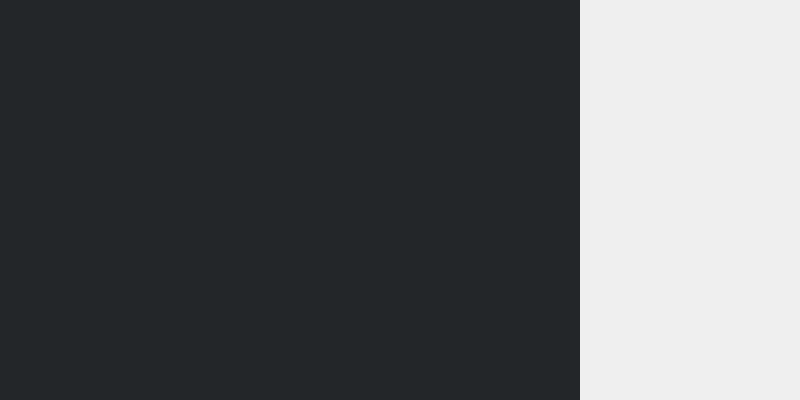
Before: the Qt Designer form src/Dialog.ui in SteinVandenbroeke/PSE, drawn with Qt 5.
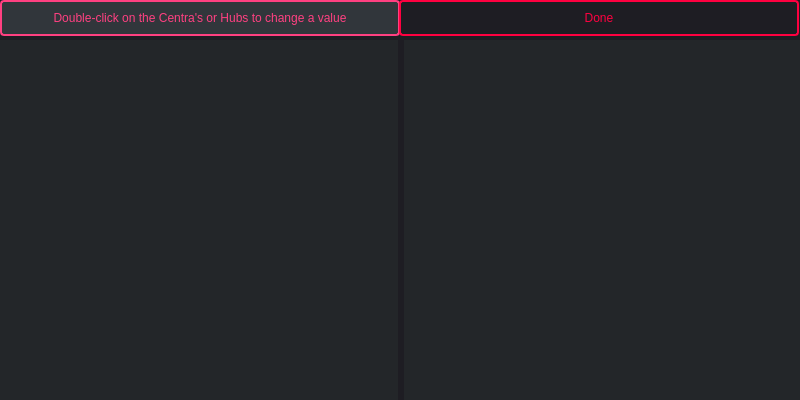
After: the same form once the commit is applied.

```diff
--- a/src/Dialog.ui
+++ b/src/Dialog.ui
@@ -13,13 +13,16 @@
   <property name="windowTitle">
    <string>Dialog</string>
   </property>
+  <property name="styleSheet">
+   <string notr="true">	background-color:#1e1d23;</string>
+  </property>
   <widget class="QWidget" name="horizontalLayoutWidget">
    <property name="geometry">
     <rect>
-     <x>-1</x>
-     <y>-1</y>
-     <width>581</width>
-     <height>401</height>
+     <x>0</x>
+     <y>40</y>
+     <width>801</width>
+     <height>361</height>
     </rect>
    </property>
    <layout class="QHBoxLayout" name="horizontalLayout">
@@ -41,8 +44,81 @@
       </property>
      </widget>
     </item>
+    <item>
+     <widget class="QListView" name="listView_2">
+      <property name="styleSheet">
+       <string notr="true">QListView {
+  color: #ffffff;
+  background-color: #232629;
+  border: 1px solid unset;
+  border-radius: unset;
+  padding: unset;
+  padding-left: unset;
+  height: unset;
+  border-width: unset;
+  border-top-left-radius: unset;
+  border-top-right-radius: unset;
+}</string>
+      </property>
+     </widget>
+    </item>
    </layout>
   </widget>
+  <widget class="QLabel" name="label">
+   <property name="geometry">
+    <rect>
+     <x>0</x>
+     <y>0</y>
+     <width>400</width>
+     <height>36</height>
+    </rect>
+   </property>
+   <property name="styleSheet">
+    <string notr="true">QLabel {
+  color: #ff4081;
+  background-color: #31363b;
+  border: 2px solid #ff4081;
+  border-radius: 4px;
+  padding: 8px 16px ;
+  height: 18px;
+}</string>
+   </property>
+   <property name="text">
+    <string>Double-click on the Centra's or Hubs to change a value</string>
+   </property>
+   <property name="alignment">
+    <set>Qt::AlignCenter</set>
+   </property>
+  </widget>
+  <widget class="QPushButton" name="buttonStop">
+   <property name="enabled">
+    <bool>true</bool>
+   </property>
+   <property name="geometry">
+    <rect>
+     <x>399</x>
+     <y>0</y>
+     <width>400</width>
+     <height>36</height>
+    </rect>
+   </property>
+   <property name="autoFillBackground">
+    <bool>false</bool>
+   </property>
+   <property name="styleSheet">
+    <string notr="true">QPushButton {
+  color: #ff0040;
+  background-color: #1e1d23;
+  border: 2px solid #ff0040;
+  border-radius: 4px;
+  padding: 8px 16px ;
+  height: 18px;
+}</string>
+   </property>
+   <property name="text">
+    <string>Done</string>
+   </property>
+  </widget>
  </widget>
  <resources/>
  <connections/>
```
